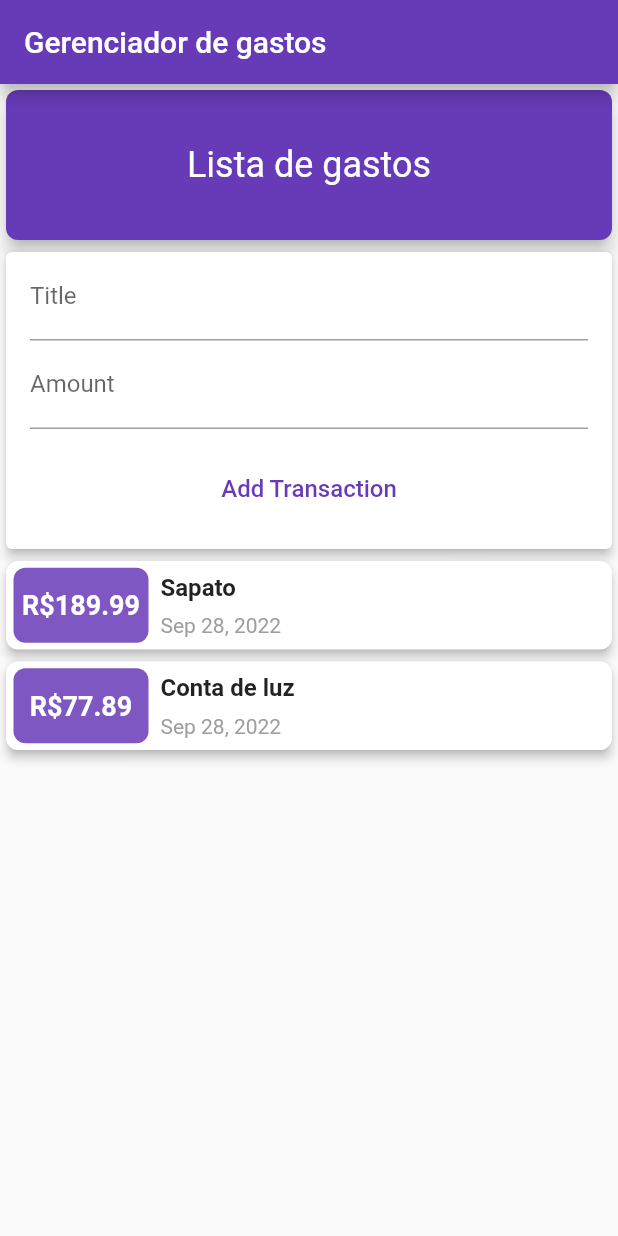
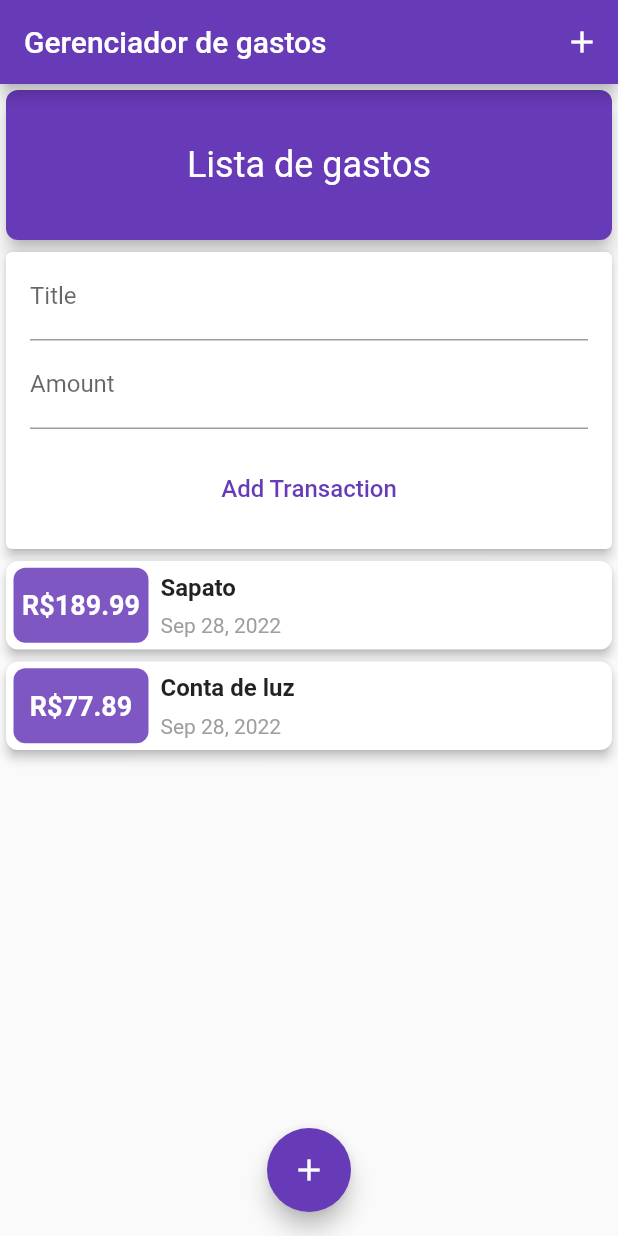
Before and after one commit to silveiraluisf/projeto_flutter_treino_gerenciador_gastos, a Flutter app: the screen it shows after launch, on a phone screen of 412 x 824 dp. Run offline on Flutter 3.47's test engine with Material 2 defaults, Android fonts, the light colour scheme and no system bars.

Commit message:
adicionado novos botoes para adicionar gastos, ainda sem funcao

```diff
--- a/lib/screens/home.dart
+++ b/lib/screens/home.dart
@@ -11,6 +11,7 @@ class Home extends StatelessWidget {
       appBar: AppBar(
         backgroundColor: Colors.deepPurple,
         title: const Text('Gerenciador de gastos'),
+        actions: [IconButton(onPressed: () {}, icon: const Icon(Icons.add))],
       ),
       body: SingleChildScrollView(
         child: Column(
@@ -20,6 +21,12 @@ class Home extends StatelessWidget {
           ],
         ),
       ),
+      floatingActionButtonLocation: FloatingActionButtonLocation.centerFloat,
+      floatingActionButton: FloatingActionButton(
+        onPressed: () {},
+        backgroundColor: Colors.deepPurple,
+        child: const Icon(Icons.add),
+      ),
     );
   }
 }
```
